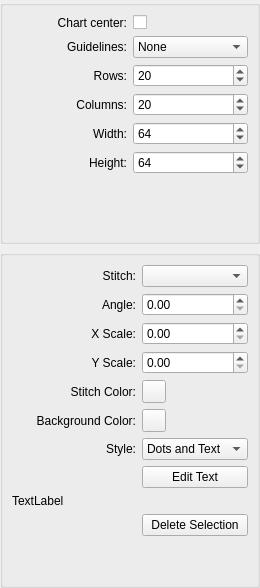
First picture: the form in src/propertiesdock.ui, repository iPenguin/CrochetCharts, before the edit.
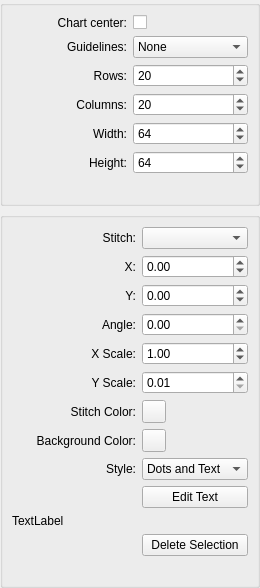
Second picture: the form after the edit.

Diff of the .ui file:
```diff
--- a/src/propertiesdock.ui
+++ b/src/propertiesdock.ui
@@ -211,39 +211,14 @@
        <string/>
       </property>
       <layout class="QGridLayout" name="gridLayout">
-       <item row="6" column="1">
-        <widget class="QComboBox" name="ind_indicatorStyle">
-         <item>
-          <property name="text">
-           <string>Dots and Text</string>
-          </property>
-         </item>
-         <item>
-          <property name="text">
-           <string>Dots</string>
-          </property>
-         </item>
-         <item>
-          <property name="text">
-           <string>Text</string>
-          </property>
-         </item>
-        </widget>
-       </item>
-       <item row="2" column="1">
-        <widget class="QDoubleSpinBox" name="st_scaleX"/>
-       </item>
-       <item row="3" column="1">
-        <widget class="QDoubleSpinBox" name="st_scaleY"/>
-       </item>
-       <item row="9" column="1">
+       <item row="11" column="1">
         <widget class="QPushButton" name="gen_deleteItems">
          <property name="text">
           <string>Delete Selection</string>
          </property>
         </widget>
        </item>
-       <item row="3" column="0">
+       <item row="5" column="0">
         <widget class="QLabel" name="st_yScaleLbl">
          <property name="text">
           <string>Y Scale:</string>
@@ -256,6 +231,99 @@
          </property>
         </widget>
        </item>
+       <item row="7" column="0">
+        <widget class="QLabel" name="st_bgColorLbl">
+         <property name="text">
+          <string>Background Color:</string>
+         </property>
+         <property name="alignment">
+          <set>Qt::AlignRight|Qt::AlignTrailing|Qt::AlignVCenter</set>
+         </property>
+        </widget>
+       </item>
+       <item row="7" column="1">
+        <widget class="QToolButton" name="st_stBgColorBttn">
+         <property name="text">
+          <string/>
+         </property>
+        </widget>
+       </item>
+       <item row="5" column="1">
+        <widget class="QDoubleSpinBox" name="st_scaleY">
+         <property name="minimum">
+          <double>0.010000000000000</double>
+         </property>
+        </widget>
+       </item>
+       <item row="13" column="0" colspan="2">
+        <spacer name="verticalSpacer_2">
+         <property name="orientation">
+          <enum>Qt::Vertical</enum>
+         </property>
+         <property name="sizeHint" stdset="0">
+          <size>
+           <width>20</width>
+           <height>40</height>
+          </size>
+         </property>
+        </spacer>
+       </item>
+       <item row="8" column="1">
+        <widget class="QComboBox" name="ind_indicatorStyle">
+         <item>
+          <property name="text">
+           <string>Dots and Text</string>
+          </property>
+         </item>
+         <item>
+          <property name="text">
+           <string>Dots</string>
+          </property>
+         </item>
+         <item>
+          <property name="text">
+           <string>Text</string>
+          </property>
+         </item>
+        </widget>
+       </item>
+       <item row="6" column="1">
+        <widget class="QToolButton" name="st_stColorBttn">
+         <property name="text">
+          <string/>
+         </property>
+        </widget>
+       </item>
+       <item row="6" column="0">
+        <widget class="QLabel" name="st_stitchColorLbl">
+         <property name="text">
+          <string>Stitch Color:</string>
+         </property>
+         <property name="alignment">
+          <set>Qt::AlignRight|Qt::AlignTrailing|Qt::AlignVCenter</set>
+         </property>
+        </widget>
+       </item>
+       <item row="8" column="0">
+        <widget class="QLabel" name="ind_styleLbl">
+         <property name="text">
+          <string>Style:</string>
+         </property>
+         <property name="alignment">
+          <set>Qt::AlignRight|Qt::AlignTrailing|Qt::AlignVCenter</set>
+         </property>
+         <property name="buddy">
+          <cstring>ind_indicatorStyle</cstring>
+         </property>
+        </widget>
+       </item>
+       <item row="10" column="0" colspan="2">
+        <widget class="QLabel" name="indX_indicatorTextEdit">
+         <property name="text">
+          <string>TextLabel</string>
+         </property>
+        </widget>
+       </item>
        <item row="0" column="1">
         <widget class="QComboBox" name="st_stitch">
          <property name="sizePolicy">
@@ -272,33 +340,7 @@
          </property>
         </widget>
        </item>
-       <item row="11" column="0" colspan="2">
-        <spacer name="verticalSpacer_2">
-         <property name="orientation">
-          <enum>Qt::Vertical</enum>
-         </property>
-         <property name="sizeHint" stdset="0">
-          <size>
-           <width>20</width>
-           <height>40</height>
-          </size>
-         </property>
-        </spacer>
-       </item>
-       <item row="1" column="0">
-        <widget class="QLabel" name="st_angleLbl">
-         <property name="text">
-          <string>Angle:</string>
-         </property>
-         <property name="alignment">
-          <set>Qt::AlignRight|Qt::AlignTrailing|Qt::AlignVCenter</set>
-         </property>
-         <property name="buddy">
-          <cstring>st_angle</cstring>
-         </property>
-        </widget>
-       </item>
-       <item row="1" column="1">
+       <item row="3" column="1">
         <widget class="QDoubleSpinBox" name="st_angle"/>
        </item>
        <item row="0" column="0">
@@ -314,7 +356,7 @@
          </property>
         </widget>
        </item>
-       <item row="2" column="0">
+       <item row="4" column="0">
         <widget class="QLabel" name="st_xScaleLbl">
          <property name="text">
           <string>X Scale:</string>
@@ -327,64 +369,82 @@
          </property>
         </widget>
        </item>
-       <item row="7" column="1">
-        <widget class="QPushButton" name="ind_IndicatorEditText">
+       <item row="9" column="1">
+        <widget class="QPushButton" name="indX_IndicatorEditText">
+         <property name="enabled">
+          <bool>true</bool>
+         </property>
          <property name="text">
           <string>Edit Text</string>
          </property>
         </widget>
        </item>
-       <item row="6" column="0">
-        <widget class="QLabel" name="ind_styleLbl">
-         <property name="text">
-          <string>Style:</string>
-         </property>
-         <property name="alignment">
-          <set>Qt::AlignRight|Qt::AlignTrailing|Qt::AlignVCenter</set>
-         </property>
-         <property name="buddy">
-          <cstring>ind_indicatorStyle</cstring>
-         </property>
-        </widget>
-       </item>
-       <item row="8" column="0" colspan="2">
-        <widget class="QLabel" name="ind_indicatorTextEdit">
-         <property name="text">
-          <string>TextLabel</string>
-         </property>
-        </widget>
-       </item>
-       <item row="4" column="0">
-        <widget class="QLabel" name="label_3">
-         <property name="text">
-          <string>Stitch Color:</string>
-         </property>
-         <property name="alignment">
-          <set>Qt::AlignRight|Qt::AlignTrailing|Qt::AlignVCenter</set>
-         </property>
-        </widget>
-       </item>
-       <item row="5" column="0">
-        <widget class="QLabel" name="label_4">
-         <property name="text">
-          <string>Background Color:</string>
-         </property>
-         <property name="alignment">
-          <set>Qt::AlignRight|Qt::AlignTrailing|Qt::AlignVCenter</set>
-         </property>
-        </widget>
-       </item>
-       <item row="5" column="1">
-        <widget class="QToolButton" name="st_stBgColorBttn">
-         <property name="text">
-          <string/>
-         </property>
-        </widget>
-       </item>
        <item row="4" column="1">
-        <widget class="QToolButton" name="st_stColorBttn">
+        <widget class="QDoubleSpinBox" name="st_scaleX">
+         <property name="minimum">
+          <double>0.010000000000000</double>
+         </property>
+         <property name="value">
+          <double>1.000000000000000</double>
+         </property>
+        </widget>
+       </item>
+       <item row="3" column="0">
+        <widget class="QLabel" name="st_angleLbl">
          <property name="text">
-          <string/>
+          <string>Angle:</string>
+         </property>
+         <property name="alignment">
+          <set>Qt::AlignRight|Qt::AlignTrailing|Qt::AlignVCenter</set>
+         </property>
+         <property name="buddy">
+          <cstring>st_angle</cstring>
+         </property>
+        </widget>
+       </item>
+       <item row="1" column="1">
+        <widget class="QDoubleSpinBox" name="st_xPos">
+         <property name="minimum">
+          <double>-999999999.000000000000000</double>
+         </property>
+         <property name="maximum">
+          <double>999999999.000000000000000</double>
+         </property>
+        </widget>
+       </item>
+       <item row="2" column="1">
+        <widget class="QDoubleSpinBox" name="st_yPos">
+         <property name="minimum">
+          <double>-999999999.000000000000000</double>
+         </property>
+         <property name="maximum">
+          <double>999999999.000000000000000</double>
+         </property>
+        </widget>
+       </item>
+       <item row="1" column="0">
+        <widget class="QLabel" name="st_xPosLbl">
+         <property name="text">
+          <string>X:</string>
+         </property>
+         <property name="alignment">
+          <set>Qt::AlignRight|Qt::AlignTrailing|Qt::AlignVCenter</set>
+         </property>
+         <property name="buddy">
+          <cstring>st_xPos</cstring>
+         </property>
+        </widget>
+       </item>
+       <item row="2" column="0">
+        <widget class="QLabel" name="st_yPosLbl">
+         <property name="text">
+          <string>Y:</string>
+         </property>
+         <property name="alignment">
+          <set>Qt::AlignRight|Qt::AlignTrailing|Qt::AlignVCenter</set>
+         </property>
+         <property name="buddy">
+          <cstring>st_yPos</cstring>
          </property>
         </widget>
        </item>
```
Left out of the diff: 15 changed lines with no effect on the pictures.
